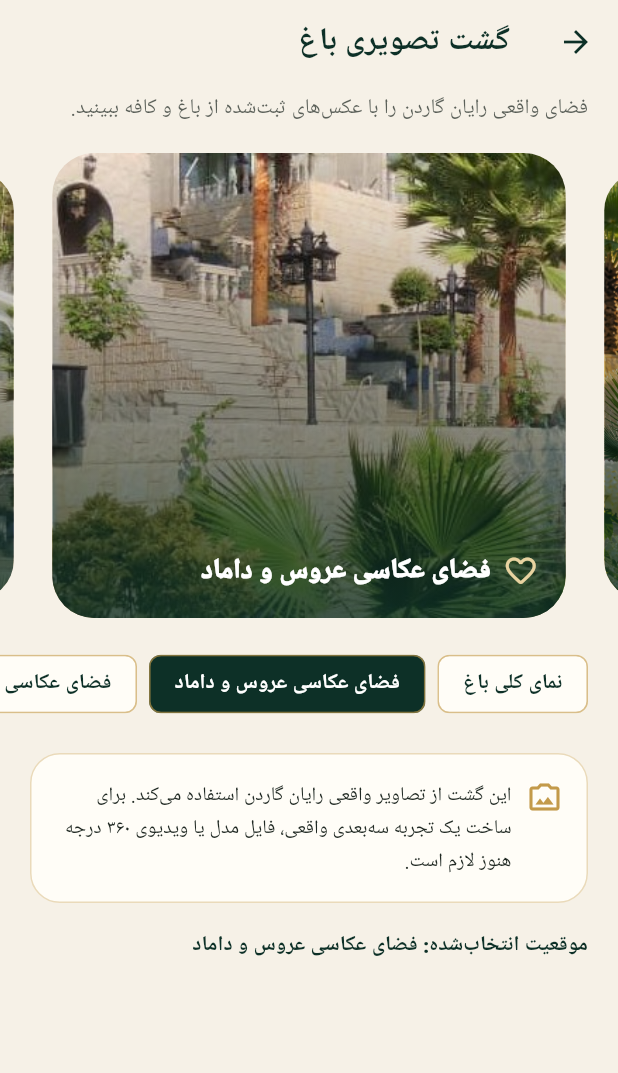
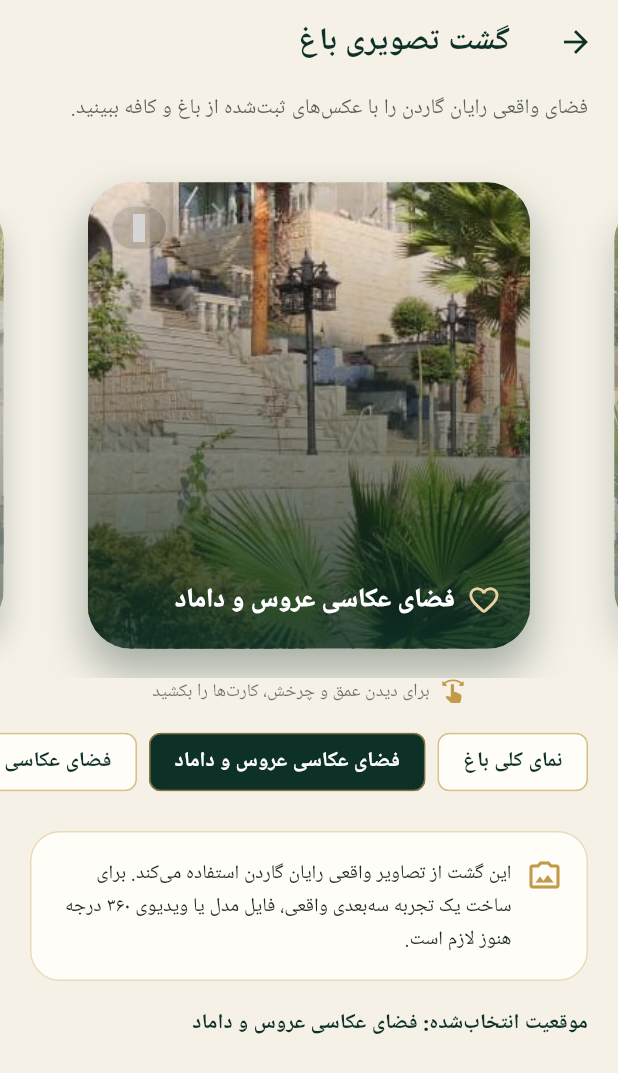
Before and after one commit to rayanmazloumir-cell/rayan-garden-app, a Flutter app: the GardenTourScreen screen opened directly, after a tap on "فضای عکاسی عروس و داماد", on a phone screen of 412 x 824 dp. Shown: the top 1073 px of the screen. Run offline on Flutter 3.47's test engine with Material 3 defaults, Android fonts, the phone set to English and light mode, and no system bars; Roboto replaces fonts that are missing (sans); statements that could not run were skipped; grey boxes are pictures that could not be loaded.

Commit message:
Add 3D garden tour and bump release to 1.0.6

```diff
--- a/lib/core/config/app_config.dart
+++ b/lib/core/config/app_config.dart
@@ -5,8 +5,8 @@ class AppConfig {
 
   static const String apiBase = 'https://rayangarden.com/api/';
   static const Duration requestTimeout = Duration(seconds: 20);
-  static const String appVersion = '1.0.4';
-  static const int buildNumber = 5;
+  static const String appVersion = '1.0.6';
+  static const int buildNumber = 6;
   static const String versionLabel = '$appVersion+$buildNumber';
   static const int maxAheadDays = 120;
   static const String openingTime = '06:00';
--- a/lib/core/i18n/app_strings.dart
+++ b/lib/core/i18n/app_strings.dart
@@ -55,6 +55,7 @@ class AppStrings {
     'tour_subtitle': 'فضای واقعی رایان گاردن را با عکس‌های ثبت‌شده از باغ و کافه ببینید.',
     'tour_real_assets_note': 'این گشت از تصاویر واقعی رایان گاردن استفاده می‌کند. برای ساخت یک تجربه سه‌بعدی واقعی، فایل مدل یا ویدیوی ۳۶۰ درجه هنوز لازم است.',
     'tour_selected': 'موقعیت انتخاب‌شده: {location}',
+    'tour_3d_hint': 'برای دیدن عمق و چرخش، کارت‌ها را بکشید',
     'tour_hero': 'نمای کلی باغ',
     'tour_wedding': 'فضای عکاسی عروس و داماد',
     'tour_formal': 'فضای عکاسی رسمی',
@@ -152,7 +153,7 @@ class AppStrings {
     'contact_instagram': 'اینستاگرام',
     'contact_address_label': 'نشانی',
     'contact_address':
-        'مازندران، آمل، کیلومتر ۱۲ جاده هراز، بعد از رستوران آریا، رزکه، ۲۰۰ متر بعد از پاسگاه جنگلبانی، جاده امامزاده هجده تن',
+        'مازندران، آمل، کیلومتر ۱۲ جاده هراز، بعد از رستوران آریا، رزکه، جاده امامزاده هجده تن، ۲۰۰ متر بعد از ایست جنگلبانی',
     'contact_hours': 'برای هماهنگی ساعت‌های رزرو، از بخش رزرو آنلاین استفاده کنید.',
     'contact_copy_address': 'کپی نشانی',
     'contact_copied': 'نشانی کپی شد.',
@@ -210,6 +211,7 @@ class AppStrings {
     'tour_subtitle': 'Explore Rayan Garden through real photographs of the garden and café.',
     'tour_real_assets_note': 'This tour uses real Rayan Garden imagery. A genuine 3D experience still requires an original model or 360-degree walkthrough video.',
     'tour_selected': 'Selected location: {location}',
+    'tour_3d_hint': 'Swipe cards to explore depth and perspective',
     'tour_hero': 'Garden overview',
     'tour_wedding': 'Bride & groom area',
     'tour_formal': 'Formal photography area',
@@ -300,7 +302,7 @@ class AppStrings {
     'contact_instagram': 'Instagram',
     'contact_address_label': 'Address',
     'contact_address':
-        'Mazandaran, Amol, km 12 of Haraz Road, after Aria Restaurant, Razakeh, 200 m past the forestry guard post, Imamzadeh Hejdah Tan road',
+        'Mazandaran, Amol, Km 12 Haraz Road, after Aria Restaurant, Razakeh, Emamzadeh Hejdah Tan Road, 200m after Forestry Station',
     'contact_hours': 'Use online booking to see the available times.',
     'contact_copy_address': 'Copy address',
     'contact_copied': 'Address copied.',
--- a/lib/screens/garden_tour/garden_tour_screen.dart
+++ b/lib/screens/garden_tour/garden_tour_screen.dart
@@ -14,6 +14,8 @@ class GardenTourScreen extends StatefulWidget {
 class _GardenTourScreenState extends State<GardenTourScreen> {
   late final PageController _controller;
   int _selected = 0;
+  double _tiltX = 0;
+  double _tiltY = 0;
 
   static const _locations = <_TourLocation>[
     _TourLocation('tour_hero', 'assets/images/rayan_garden_home.png', Icons.landscape_rounded),
@@ -27,7 +29,7 @@ class _GardenTourScreenState extends State<GardenTourScreen> {
   @override
   void initState() {
     super.initState();
-    _controller = PageController(viewportFraction: .86);
+    _controller = PageController(viewportFraction: .78);
   }
 
   @override
@@ -38,7 +40,19 @@ class _GardenTourScreenState extends State<GardenTourScreen> {
 
   void _select(int index) {
     setState(() => _selected = index);
-    _controller.animateToPage(index, duration: const Duration(milliseconds: 420), curve: Curves.easeOutCubic);
+    _controller.animateToPage(
+      index,
+      duration: const Duration(milliseconds: 520),
+      curve: Curves.easeOutCubic,
+    );
+  }
+
+  void _resetTilt() {
+    if (_tiltX == 0 && _tiltY == 0) return;
+    setState(() {
+      _tiltX = 0;
+      _tiltY = 0;
+    });
   }
 
   @override
@@ -50,34 +64,90 @@ class _GardenTourScreenState extends State<GardenTourScreen> {
       body: ListView(
         padding: const EdgeInsets.fromLTRB(0, 4, 0, 30),
         children: [
-          Padding(padding: const EdgeInsets.symmetric(horizontal: 20), child: Text(state.tr('tour_subtitle'), style: TextStyle(color: AppColors.ink.withAlpha(185), height: 1.7))),
+          Padding(
+            padding: const EdgeInsets.symmetric(horizontal: 20),
+            child: Text(
+              state.tr('tour_subtitle'),
+              style: TextStyle(color: AppColors.ink.withAlpha(185), height: 1.7),
+            ),
+          ),
           const SizedBox(height: 18),
           SizedBox(
-            height: 310,
+            height: 350,
             child: PageView.builder(
               controller: _controller,
               itemCount: _locations.length,
-              onPageChanged: (index) => setState(() => _selected = index),
+              onPageChanged: (index) {
+                setState(() {
+                  _selected = index;
+                  _tiltX = 0;
+                  _tiltY = 0;
+                });
+              },
               itemBuilder: (context, index) => AnimatedBuilder(
                 animation: _controller,
                 builder: (context, child) {
-                  var distance = 0.0;
-                  if (_controller.hasClients && _controller.page != null) distance = (_controller.page! - index).abs().clamp(0.0, 1.0).toDouble();
-                  final scale = 1 - distance * .08;
-                  return Transform.scale(scale: scale, child: Padding(padding: const EdgeInsets.symmetric(horizontal: 6), child: child));
+                  final page = _controller.hasClients && _controller.page != null
+                      ? _controller.page!
+                      : _selected.toDouble();
+                  final offset = page - index;
+                  final distance = offset.abs().clamp(0.0, 1.35).toDouble();
+                  final normalized = (1 - distance).clamp(0.0, 1.0);
+                  final rotationY = (offset * -0.52).clamp(-0.62, 0.62).toDouble();
+                  final rotationX = (_tiltX * normalized).clamp(-0.12, 0.12).toDouble();
+                  final gestureRotation = (_tiltY * normalized).clamp(-0.14, 0.14).toDouble();
+                  final scale = .82 + normalized * .18;
+                  final depth = normalized * 28;
+                  final opacity = .58 + normalized * .42;
+                  final transform = Matrix4.identity()
+                    ..setEntry(3, 2, 0.00125)
+                    ..rotateY(rotationY + gestureRotation)
+                    ..rotateX(rotationX)
+                    ..translate(0.0, 0.0, depth);
+
+                  return Transform(
+                    alignment: Alignment.center,
+                    transform: transform,
+                    child: Opacity(
+                      opacity: opacity,
+                      child: Transform.scale(
+                        scale: scale,
+                        child: Padding(
+                          padding: const EdgeInsets.symmetric(horizontal: 8, vertical: 14),
+                          child: _TourCard(
+                            location: _locations[index],
+                            title: state.tr(_locations[index].labelKey),
+                            onPanUpdate: (details) {
+                              setState(() {
+                                _tiltY = (details.localPosition.dx - 150) / 1500;
+                                _tiltX = -(details.localPosition.dy - 150) / 1800;
+                              });
+                            },
+                            onPanEnd: (_) => _resetTilt(),
+                          ),
+                        ),
+                      ),
+                    ),
+                  );
                 },
-                child: ClipRRect(
-                  borderRadius: BorderRadius.circular(28),
-                  child: Stack(fit: StackFit.expand, children: [
-                    Image.asset(_locations[index].asset, fit: BoxFit.cover),
-                    DecoratedBox(decoration: BoxDecoration(gradient: LinearGradient(begin: Alignment.topCenter, end: Alignment.bottomCenter, colors: [Colors.transparent, AppColors.darkGreen.withAlpha(205)]))),
-                    PositionedDirectional(start: 18, bottom: 18, child: Row(children: [Icon(_locations[index].icon, color: AppColors.goldLight), const SizedBox(width: 8), Text(state.tr(_locations[index].labelKey), style: const TextStyle(color: Colors.white, fontSize: 18, fontWeight: FontWeight.w900))])),
-                  ]),
-                ),
               ),
             ),
           ),
-          const SizedBox(height: 20),
+          Padding(
+            padding: const EdgeInsets.symmetric(horizontal: 20),
+            child: Row(
+              mainAxisAlignment: MainAxisAlignment.center,
+              children: [
+                const Icon(Icons.swipe_rounded, size: 17, color: AppColors.gold),
+                const SizedBox(width: 7),
+                Text(
+                  state.tr('tour_3d_hint'),
+                  style: TextStyle(color: AppColors.ink.withAlpha(165), fontSize: 12),
+                ),
+              ],
+            ),
+          ),
+          const SizedBox(height: 14),
           SizedBox(
             height: 48,
             child: ListView.separated(
@@ -92,14 +162,126 @@ class _GardenTourScreenState extends State<GardenTourScreen> {
                 backgroundColor: AppColors.whiteWarm,
                 side: BorderSide(color: AppColors.gold.withAlpha(100)),
                 label: Text(state.tr(_locations[index].labelKey)),
-                labelStyle: TextStyle(color: index == _selected ? Colors.white : AppColors.darkGreen, fontWeight: FontWeight.w700),
+                labelStyle: TextStyle(
+                  color: index == _selected ? Colors.white : AppColors.darkGreen,
+                  fontWeight: FontWeight.w700,
+                ),
                 onSelected: (_) => _select(index),
               ),
             ),
           ),
-          Padding(padding: const EdgeInsets.fromLTRB(20, 22, 20, 0), child: AppCard(child: Row(crossAxisAlignment: CrossAxisAlignment.start, children: [const Icon(Icons.photo_camera_back_outlined, color: AppColors.gold), const SizedBox(width: 10), Expanded(child: Text(state.tr('tour_real_assets_note'), style: const TextStyle(color: AppColors.ink, height: 1.65, fontSize: 13)))]))),
-          Padding(padding: const EdgeInsets.fromLTRB(20, 18, 20, 0), child: Text(state.tr('tour_selected', {'location': state.tr(location.labelKey)}), style: const TextStyle(color: AppColors.darkGreen, fontWeight: FontWeight.w800))),
+          Padding(
+            padding: const EdgeInsets.fromLTRB(20, 22, 20, 0),
+            child: AppCard(
+              child: Row(
+                crossAxisAlignment: CrossAxisAlignment.start,
+                children: [
+                  const Icon(Icons.photo_camera_back_outlined, color: AppColors.gold),
+                  const SizedBox(width: 10),
+                  Expanded(
+                    child: Text(
+                      state.tr('tour_real_assets_note'),
+                      style: const TextStyle(color: AppColors.ink, height: 1.65, fontSize: 13),
+                    ),
+                  ),
+                ],
+              ),
+            ),
+          ),
+          Padding(
+            padding: const EdgeInsets.fromLTRB(20, 18, 20, 0),
+            child: Text(
+              state.tr('tour_selected', {'location': state.tr(location.labelKey)}),
+              style: const TextStyle(color: AppColors.darkGreen, fontWeight: FontWeight.w800),
+            ),
+          ),
         ],
+      ),
+    );
+  }
+}
+
+class _TourCard extends StatelessWidget {
+  const _TourCard({
+    required this.location,
+    required this.title,
+    required this.onPanUpdate,
+    required this.onPanEnd,
+  });
+
+  final _TourLocation location;
+  final String title;
+  final ValueChanged<DragUpdateDetails> onPanUpdate;
+  final ValueChanged<DragEndDetails> onPanEnd;
+
+  @override
+  Widget build(BuildContext context) {
+    return GestureDetector(
+      onPanUpdate: onPanUpdate,
+      onPanEnd: onPanEnd,
+      child: DecoratedBox(
+        decoration: BoxDecoration(
+          borderRadius: BorderRadius.circular(30),
+          boxShadow: [
+            BoxShadow(
+              color: AppColors.darkGreen.withAlpha(85),
+              blurRadius: 24,
+              spreadRadius: 2,
+              offset: const Offset(0, 15),
+            ),
+          ],
+        ),
+        child: ClipRRect(
+          borderRadius: BorderRadius.circular(30),
+          child: Stack(
+            fit: StackFit.expand,
+            children: [
+              Image.asset(location.asset, fit: BoxFit.cover),
+              DecoratedBox(
+                decoration: BoxDecoration(
+                  gradient: LinearGradient(
+                    begin: Alignment.topCenter,
+                    end: Alignment.bottomCenter,
+                    colors: [Colors.transparent, AppColors.darkGreen.withAlpha(220)],
+                  ),
+                ),
+              ),
+              PositionedDirectional(
+                start: 20,
+                bottom: 20,
+                child: Row(
+                  children: [
+                    Icon(location.icon, color: AppColors.goldLight),
+                    const SizedBox(width: 8),
+                    Text(
+                      title,
+                      style: const TextStyle(
+                        color: Colors.white,
+                        fontSize: 18,
+                        fontWeight: FontWeight.w900,
+                      ),
+                    ),
+                  ],
+                ),
+              ),
+              PositionedDirectional(
+                top: 16,
+                end: 16,
+                child: DecoratedBox(
+                  decoration: BoxDecoration(
+                    color: Colors.black.withAlpha(35),
+                    borderRadius: BorderRadius.circular(20),
+                    border: Border.all(color: Colors.white.withAlpha(70)),
+                  ),
+                  child: const Padding(
+                    padding: EdgeInsets.symmetric(horizontal: 10, vertical: 6),
+                    child: Icon(Icons.three_d_rotation_rounded, color: Colors.white, size: 19),
+                  ),
+                ),
+              ),
+            ],
+          ),
+        ),
       ),
     );
   }
--- a/pubspec.yaml
+++ b/pubspec.yaml
@@ -1,7 +1,7 @@
 name: rayan_garden
 description: Rayan Garden premium customer booking app (Persian/English)
 publish_to: 'none'
-version: 1.0.4+5
+version: 1.0.6+6
 environment:
   sdk: '>=3.3.0 <4.0.0'
 dependencies:
```
Also changed, not shown: 1 other file.
